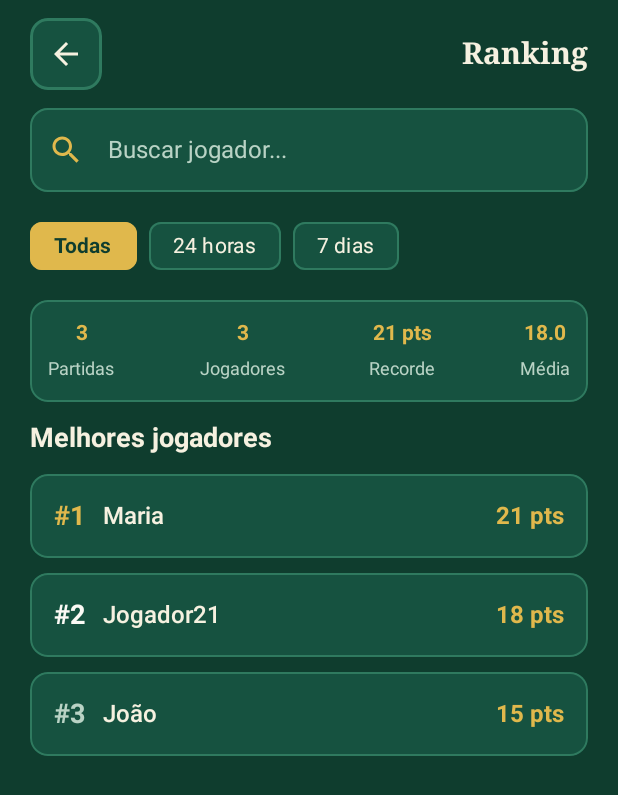
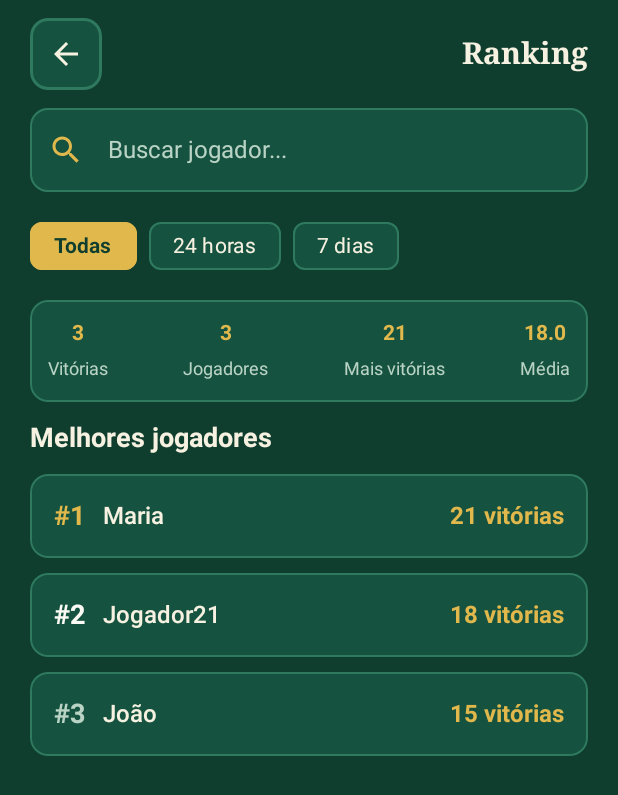
Before and after one commit to pazucch/CardGame21, an Android app built with Jetpack Compose: the @Preview function PlacarScreenPreview, on a phone screen of 412 x 824 dp. Shown: the top 795 px of the screen. Run offline under Robolectric (Android 15) with nearby library versions, the phone set to English and light mode, and no system bars.

Commit message:
feat(placar): altera ranking para contagem de vitorias

```diff
--- a/app/src/main/java/br/edu/positivo/cardgame21/ui/screens/PlacarScreen.kt
+++ b/app/src/main/java/br/edu/positivo/cardgame21/ui/screens/PlacarScreen.kt
@@ -163,7 +163,7 @@ fun PlacarScreen(
                     contentAlignment = Alignment.Center
                 ) {
                     Text(
-                        text = "Nenhuma partida encontrada para o filtro atual.",
+                        text = "Nenhum jogador encontrado para o filtro atual.",
                         color = VerdeTextoSuave,
                         fontSize = 15.sp
                     )
@@ -199,9 +199,9 @@ private fun ResumoMetricasPlacar(metricas: PlacarMetricas) {
             .padding(horizontal = 12.dp, vertical = 10.dp),
         horizontalArrangement = Arrangement.SpaceBetween
     ) {
-        MetricaColuna(rotulo = "Partidas", valor = metricas.totalPartidas.toString())
+        MetricaColuna(rotulo = "Vitórias", valor = metricas.totalPartidas.toString())
         MetricaColuna(rotulo = "Jogadores", valor = metricas.jogadoresDistintos.toString())
-        MetricaColuna(rotulo = "Recorde", valor = "${metricas.melhorPontuacao} pts")
+        MetricaColuna(rotulo = "Mais vitórias", valor = metricas.melhorPontuacao.toString())
         MetricaColuna(rotulo = "Média", valor = mediaFormatada)
     }
 }
@@ -264,7 +264,7 @@ private fun CardPlacar(
             )
         }
         Text(
-            text = "${item.pontos} pts",
+            text = "${item.pontos} ${if (item.pontos == 1) "vitória" else "vitórias"}",
             color = Dourado,
             fontSize = 16.sp,
             fontWeight = FontWeight.Bold
--- a/app/src/main/java/br/edu/positivo/cardgame21/ui/viewmodel/GameViewModel.kt
+++ b/app/src/main/java/br/edu/positivo/cardgame21/ui/viewmodel/GameViewModel.kt
@@ -263,6 +263,7 @@ class GameViewModel(
         val id = jogadorId ?: return
         if (partidaRepository == null) return
 
+        if (resultado == ResultadoRodada.VITORIA) {
             partidaPendente = PartidaEntity(
                 id = (UUID.randomUUID().mostSignificantBits and Long.MAX_VALUE)
                     .coerceAtLeast(1),
@@ -271,6 +272,7 @@ class GameViewModel(
             )
 
             salvarPartida()
+        }
     }
 
     private fun quantidadeRestante(): Int =
--- a/build.gradle.kts
+++ b/build.gradle.kts
@@ -2,5 +2,5 @@
 plugins {
     alias(libs.plugins.android.application) apply false
     alias(libs.plugins.kotlin.compose) apply false
-    id("com.google.devtools.ksp") version "2.3.4" apply false
+    id("com.google.devtools.ksp") version "2.3.6" apply false
 }
--- a/gradle/libs.versions.toml
+++ b/gradle/libs.versions.toml
@@ -1,5 +1,5 @@
 [versions]
-agp = "9.3.3"
+agp = "9.5.1"
 coreKtx = "1.19.0"
 junit = "4.13.2"
 junitVersion = "1.3.0"
```
Also changed, not shown: app/src/main/java/br/edu/positivo/cardgame21/ui/viewmodel/PlacarMapper.kt (+13 -7 lines), gradle/wrapper/gradle-wrapper.properties, 1 other file. Lines whose indentation alone changed are shown as unchanged.
